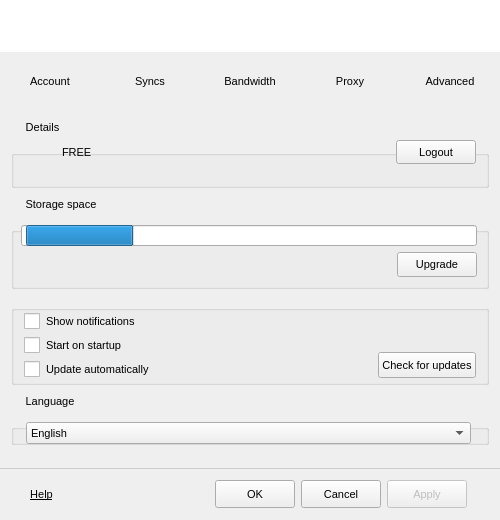
Old version of the form Source/MEGASync/gui/SettingsDialog.ui in the repository meganz/MEGAsync.
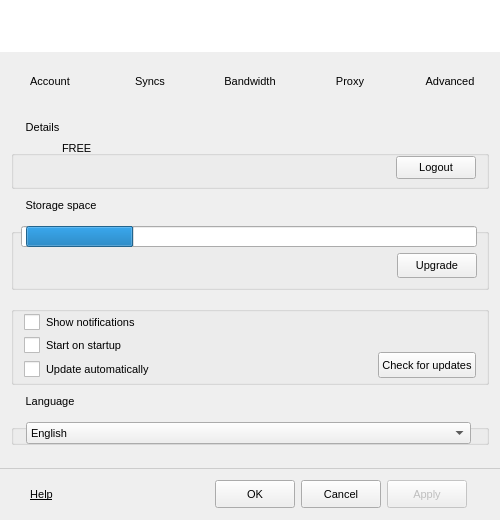
New version of the form. Icons and pictures are not drawn.

Commit message: New position for the "Logout" button

What changed in the file:
```diff
--- a/Source/MEGASync/gui/SettingsDialog.ui
+++ b/Source/MEGASync/gui/SettingsDialog.ui
@@ -179,7 +179,13 @@
 #lStorage
 {
 padding-bottom: 1px;
-}</string>
+}
+
+#lEmail
+{
+ padding-bottom: -5px;
+}
+</string>
   </property>
   <layout class="QGridLayout" name="gridLayout">
    <property name="leftMargin">
@@ -600,13 +606,13 @@
             <property name="minimumSize">
              <size>
               <width>32</width>
-              <height>32</height>
+              <height>34</height>
              </size>
             </property>
             <property name="maximumSize">
              <size>
               <width>32</width>
-              <height>10000</height>
+              <height>34</height>
              </size>
             </property>
             <property name="text">
@@ -619,7 +625,7 @@
              <bool>false</bool>
             </property>
             <property name="alignment">
-             <set>Qt::AlignBottom|Qt::AlignLeading|Qt::AlignLeft</set>
+             <set>Qt::AlignLeading|Qt::AlignLeft|Qt::AlignTop</set>
             </property>
            </widget>
           </item>
@@ -627,13 +633,13 @@
            <widget class="QWidget" name="widget" native="true">
             <layout class="QVBoxLayout" name="verticalLayout_6">
              <property name="spacing">
-              <number>0</number>
+              <number>1</number>
              </property>
              <property name="leftMargin">
               <number>0</number>
              </property>
              <property name="topMargin">
-              <number>0</number>
+              <number>1</number>
              </property>
              <property name="rightMargin">
               <number>0</number>
@@ -646,7 +652,7 @@
                <property name="minimumSize">
                 <size>
                  <width>0</width>
-                 <height>25</height>
+                 <height>0</height>
                 </size>
                </property>
                <layout class="QHBoxLayout" name="horizontalLayout_4">
@@ -657,7 +663,7 @@
                  <number>0</number>
                 </property>
                 <property name="topMargin">
-                 <number>0</number>
+                 <number>1</number>
                 </property>
                 <property name="rightMargin">
                  <number>0</number>
@@ -672,6 +678,40 @@
                   </property>
                  </widget>
                 </item>
+               </layout>
+              </widget>
+             </item>
+             <item>
+              <widget class="QWidget" name="widget_10" native="true">
+               <layout class="QHBoxLayout" name="horizontalLayout_16">
+                <property name="spacing">
+                 <number>0</number>
+                </property>
+                <property name="leftMargin">
+                 <number>0</number>
+                </property>
+                <property name="topMargin">
+                 <number>0</number>
+                </property>
+                <property name="rightMargin">
+                 <number>0</number>
+                </property>
+                <property name="bottomMargin">
+                 <number>0</number>
+                </property>
+                <item>
+                 <widget class="QLabel" name="lEmail">
+                  <property name="minimumSize">
+                   <size>
+                    <width>0</width>
+                    <height>17</height>
+                   </size>
+                  </property>
+                  <property name="text">
+                   <string/>
+                  </property>
+                 </widget>
+                </item>
                 <item>
                  <spacer name="hAccountDetails">
                   <property name="orientation">
@@ -680,29 +720,11 @@
                   <property name="sizeHint" stdset="0">
                    <size>
                     <width>40</width>
-                    <height>20</height>
+                    <height>0</height>
                    </size>
                   </property>
                  </spacer>
                 </item>
-                <item>
-                 <widget class="QWidget" name="widget_9" native="true">
-                  <layout class="QVBoxLayout" name="verticalLayout_16">
-                   <property name="spacing">
-                    <number>0</number>
-                   </property>
-                   <property name="leftMargin">
-                    <number>0</number>
-                   </property>
-                   <property name="topMargin">
-                    <number>0</number>
-                   </property>
-                   <property name="rightMargin">
-                    <number>0</number>
-                   </property>
-                   <property name="bottomMargin">
-                    <number>0</number>
-                   </property>
                    <item>
                     <widget class="QPushButton" name="bUnlink">
                      <property name="sizePolicy">
@@ -729,16 +751,6 @@
                     </widget>
                    </item>
                   </layout>
-                 </widget>
-                </item>
-               </layout>
-              </widget>
-             </item>
-             <item>
-              <widget class="QLabel" name="lEmail">
-               <property name="text">
-                <string/>
-               </property>
               </widget>
              </item>
             </layout>
```
Left out of the diff: 4 changed lines with no effect on the pictures. Lines whose indentation alone changed are shown as unchanged.
